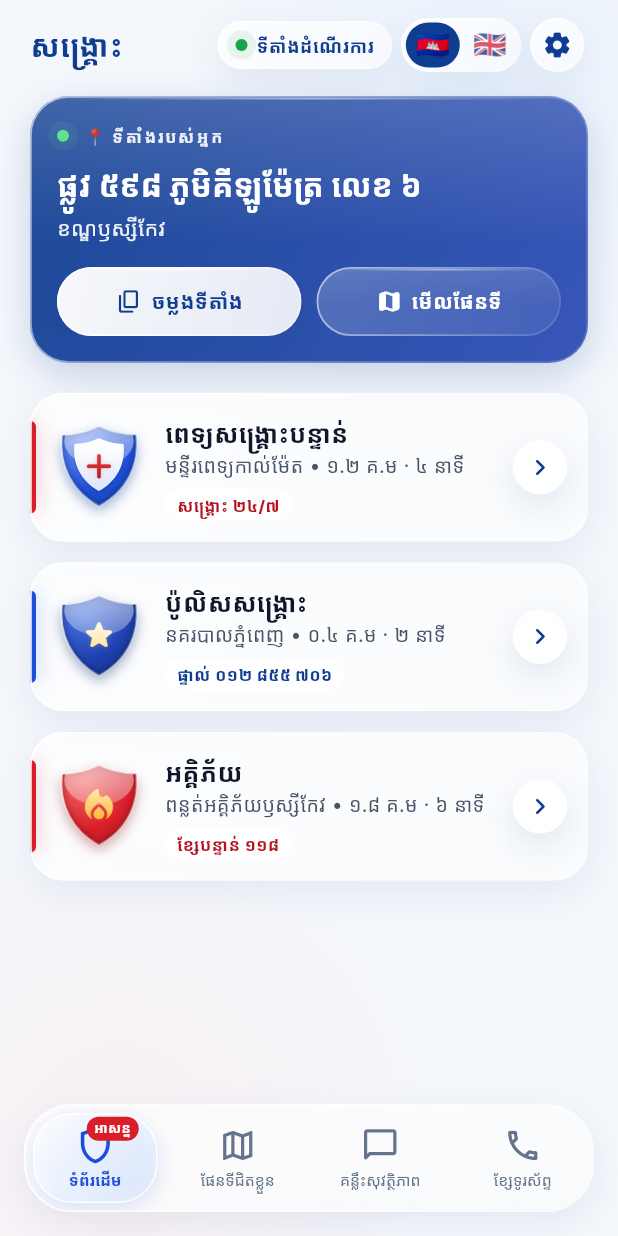
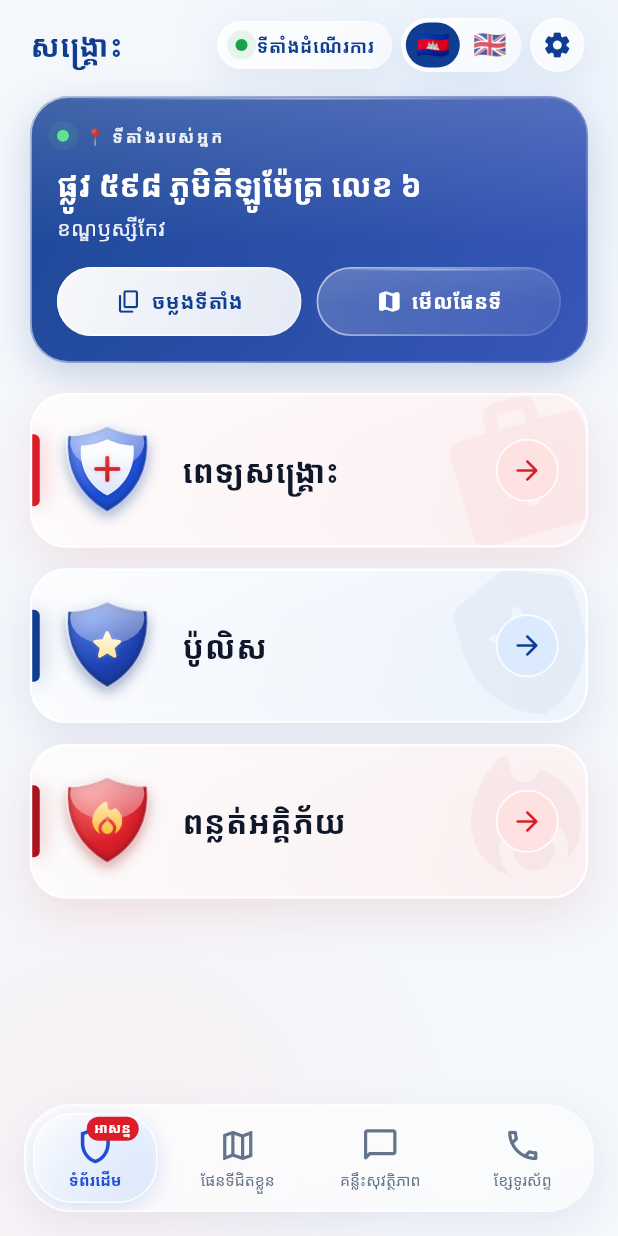
Before and after one commit to SothSokhomal/SongKrous-Project, a Flutter app: the GpsPermissionScreen screen opened by its route, after a tap on "អនុញ្ញាតពេលកំពុងប្រើកម្មវិធី", on a phone screen of 412 x 824 dp. Run offline on Flutter 3.47's test engine with Material 3 defaults, Android fonts, the phone set to English and light mode, and no system bars; our stand-ins replace flutter_map, flutter_riverpod, geolocator, go_router, google_fonts, image_picker and 2 more.

Commit message:
made some adjustment on the home screen

```diff
--- a/frontend/lib/core/constants/app_strings.dart
+++ b/frontend/lib/core/constants/app_strings.dart
@@ -128,11 +128,9 @@ abstract final class AppStrings {
     'unit_min': _k('min', 'នាទី'),
     'unit_m': _k('m', 'ម៉ែត្រ'),
     'swipe_up': _k('Swipe up', 'អូសឡើងលើ'),
-    'cat_medical': _k('Medical', 'ពេទ្យសង្គ្រោះបន្ទាន់'),
-    'cat_police': _k('Police', 'ប៉ូលិសសង្គ្រោះ'),
-    'cat_fire': _k('Fire & Rescue', 'អគ្គិភ័យ'),
-    'pill_direct': _k('DIRECT {phone}', 'ផ្ទាល់ {phone}'),
-    'pill_hotline': _k('HOTLINE {phone}', 'ខ្សែបន្ទាន់ {phone}'),
+    'cat_medical': _k('Medical', 'ពេទ្យសង្គ្រោះ'),
+    'cat_police': _k('Police', 'ប៉ូលិស'),
+    'cat_fire': _k('Fire', 'ពន្លត់អគ្គិភ័យ'),
 
     // ── Emergency chat ───────────────────────────────────────────────
     'chat_connected': _k('Connected • {phone}', 'បានភ្ជាប់ • {phone}'),
--- a/frontend/lib/features/home/home_sos_screen.dart
+++ b/frontend/lib/features/home/home_sos_screen.dart
@@ -458,6 +458,72 @@ class _GlassPill extends StatelessWidget {
 
 // ── Emergency category card ────────────────────────────────────────────────
 
+/// Per-category look: tinted glass, accent colour, watermark and arrow chip.
+class _CategoryStyle {
+  const _CategoryStyle({
+    required this.key,
+    required this.accent,
+    required this.tintTop,
+    required this.tintBottom,
+    required this.shadow,
+    required this.watermark,
+    required this.chip,
+  });
+
+  final String key;
+  final Color accent;
+  final Color tintTop;
+  final Color tintBottom;
+  final Color shadow;
+  final IconData watermark;
+
+  /// Background of the circular arrow button.
+  final Color chip;
+
+  static const medical = _CategoryStyle(
+    key: 'medical',
+    accent: Color(0xFFD91E2A),
+    tintTop: Color(0xE0FFFFFF), // #FFFFFF @ 0.88
+    tintBottom: Color(0xD1FFF1F2), // #FFF1F2 @ 0.82
+    shadow: Color(0x1AD91E2A),
+    watermark: Icons.medical_services_rounded,
+    chip: Color(0xFFFEE2E2),
+  );
+
+  static const police = _CategoryStyle(
+    key: 'police',
+    accent: Color(0xFF0F3D91),
+    tintTop: Color(0xE0FFFFFF),
+    tintBottom: Color(0xD1EFF6FF),
+    shadow: Color(0x1A0F3D91),
+    watermark: Icons.local_police_rounded,
+    chip: Color(0xFFDBEAFE),
+  );
+
+  static const fire = _CategoryStyle(
+    key: 'fire',
+    accent: Color(0xFFA8131D),
+    tintTop: Color(0xE0FFFFFF),
+    tintBottom: Color(0xD1FEF2F2),
+    shadow: Color(0x1AA8131D),
+    watermark: Icons.local_fire_department_rounded,
+    // Fire shares Medical's red arrow chip.
+    chip: Color(0xFFFEE2E2),
+  );
+
+  static _CategoryStyle of(FacilityType t) => switch (t) {
+    FacilityType.hospital => medical,
+    FacilityType.police => police,
+    FacilityType.fire => fire,
+  };
+
+  /// Arrow colour: Police blue, otherwise emergency red.
+  Color get arrow =>
+      this == police ? const Color(0xFF0F3D91) : const Color(0xFFD91E2A);
+}
+
+/// One emergency card: a single bold title, nothing else. Tap → that
+/// category on the map; the arrow → the SOS call screen.
 class _CategoryCard extends ConsumerWidget {
   const _CategoryCard({
     required this.type,
@@ -468,158 +534,151 @@ class _CategoryCard extends ConsumerWidget {
 
   final FacilityType type;
 
-  /// Closest facility of this type (live distance/ETA), or null.
+  /// Closest facility of this type. Not shown — only used to start the SOS
+  /// call for the right place.
   final RankedFacility? nearest;
   final VoidCallback onTap;
   final ValueChanged<Facility?> onSos;
 
   @override
   Widget build(BuildContext context, WidgetRef ref) {
-    final lang = ref.watch(langProvider);
-    final key = switch (type) {
-      FacilityType.hospital => 'medical',
-      FacilityType.police => 'police',
-      FacilityType.fire => 'fire',
-    };
-    // One language only — never "English / Khmer".
-    final title = ref.tr('cat_$key');
-
-    final facility = nearest?.facility;
-    final subtitle = nearest == null
-        ? ''
-        : '${facility!.shortName(lang)} • ${nearest!.summary(lang)}';
-    final pill = switch (type) {
-      FacilityType.hospital => ref.tr('tag_er'),
-      FacilityType.police =>
-        ref
-            .tr('pill_direct')
-            .replaceAll(
-              '{phone}',
-              ref.num(facility?.phone ?? EmergencyNumbers.police),
-            ),
-      FacilityType.fire =>
-        ref
-            .tr('pill_hotline')
-            .replaceAll(
-              '{phone}',
-              ref.num(facility?.phone ?? EmergencyNumbers.fire),
-            ),
-    };
-    final accent = type == FacilityType.police ? AppColors.blue : AppColors.red;
+    final style = _CategoryStyle.of(type);
+    // One language only, one line only.
+    final title = ref.tr('cat_${style.key}');
 
     return AppInteractiveCard(
       semanticLabel: title,
-      radius: 22,
-      glass: LiquidTint.frost,
+      radius: 24,
       onTap: onTap,
       // Emergency card: stronger haptic, deeper sink.
       haptic: AppHaptic.medium,
       pressedScale: 0.97,
-      padding: const EdgeInsets.fromLTRB(0, 14, 14, 14),
-      builder: (context, hovered, pressed) => Row(
+      clip: Clip.antiAlias,
+      gradient: LinearGradient(
+        begin: Alignment.topLeft,
+        end: Alignment.bottomRight,
+        colors: [style.tintTop, style.tintBottom],
+      ),
+      // Crisp white specular rim; the category colour glows on hover.
+      restBorder: Colors.white.withValues(alpha: 0.95),
+      hoverBorder: style.accent.withValues(alpha: 0.35),
+      borderWidth: 1.5,
+      restShadow: [
+        BoxShadow(
+          color: style.shadow,
+          blurRadius: 24,
+          offset: const Offset(0, 10),
+        ),
+      ],
+      builder: (context, hovered, pressed) => SizedBox(
+        height: 100,
+        child: Stack(
           children: [
-          // Left accent glow strip: 4 → 6 px on hover.
-          AnimatedContainer(
+            // Faint rotated watermark in the right half (Wallet-style depth).
+            Positioned(
+              right: -14,
+              top: -8,
+              child: IgnorePointer(
+                child: Transform.rotate(
+                  angle: -0.28,
+                  child: Icon(
+                    style.watermark,
+                    size: 110,
+                    color: style.accent.withValues(alpha: 0.045),
+                  ),
+                ),
+              ),
+            ),
+            // Glowing accent pill on the left edge: 5 → 7 px on hover.
+            Positioned(
+              left: 0,
+              top: 0,
+              bottom: 0,
+              child: Center(
+                child: AnimatedContainer(
                   duration: const Duration(milliseconds: 160),
                   curve: AppCurves.out,
-            width: hovered ? 6 : 4,
-            height: 62,
+                  width: hovered ? 7 : 5,
+                  height: 48,
                   decoration: BoxDecoration(
-              color: accent,
+                    color: style.accent,
                     borderRadius: const BorderRadius.horizontal(
                       right: Radius.circular(4),
                     ),
                     boxShadow: [
                       BoxShadow(
-                  color: accent.withValues(alpha: 0.45),
+                        color: style.accent.withValues(alpha: 0.45),
                         blurRadius: 12,
                       ),
                     ],
                   ),
                 ),
-          const SizedBox(width: 12),
+              ),
+            ),
+            Padding(
+              padding: const EdgeInsets.symmetric(horizontal: 18, vertical: 16),
+              child: Row(
+                children: [
                   AnimatedScale(
                     duration: const Duration(milliseconds: 160),
                     curve: AppCurves.out,
                     scale: hovered ? 1.06 : 1.0,
-            child: EmergencyEmblem(type: type, size: 60),
+                    child: EmergencyEmblem(type: type, size: 64),
                   ),
-          const SizedBox(width: 14),
+                  const SizedBox(width: 18),
+                  // Shrinks (never wraps or clips) if a long Khmer title
+                  // meets a narrow phone.
                   Expanded(
-            child: Column(
-              crossAxisAlignment: CrossAxisAlignment.start,
-              children: [
-                Text(
+                    child: Align(
+                      alignment: Alignment.centerLeft,
+                      child: FittedBox(
+                        fit: BoxFit.scaleDown,
+                        alignment: Alignment.centerLeft,
+                        child: Text(
                           title,
-                  maxLines: 2,
-                  overflow: TextOverflow.ellipsis,
+                          maxLines: 1,
                           style: const TextStyle(
-                    fontSize: 16.5,
-                    fontWeight: FontWeight.w800,
+                            fontSize: 21,
+                            fontWeight: FontWeight.w700,
                             color: AppColors.ink,
-                    height: 1.5,
+                            height: 1.5, // Khmer stacks need the room
                             fontFamilyFallback: ['Noto Sans Khmer'],
                           ),
                         ),
-                if (subtitle.isNotEmpty)
-                  Text(
-                    subtitle,
-                    maxLines: 2,
-                    overflow: TextOverflow.ellipsis,
-                    style: const TextStyle(
-                      fontSize: 13,
-                      color: Color(0xFF475569), // 7.6:1 on the frosted card
-                      height: 1.45,
-                      fontFamilyFallback: ['Noto Sans Khmer'],
                       ),
                     ),
-                const SizedBox(height: 6),
-                LiquidGlassContainer(
-                  radius: 10,
-                  tint: LiquidTint.frostStrong,
-                  useBlur: false,
-                  shadow: false,
-                  padding: const EdgeInsets.symmetric(
-                    horizontal: 8,
-                    vertical: 2,
                   ),
-                  child: Text(
-                    pill,
-                    style: TextStyle(
-                      fontSize: 11,
-                      fontWeight: FontWeight.w800,
-                      letterSpacing: 0.3,
-                      color: type == FacilityType.police
-                          ? AppColors.blueDeep
-                          : const Color(0xFFB3121F),
-                      fontFamilyFallback: const ['Noto Sans Khmer'],
+                  const SizedBox(width: 10),
+                  _ArrowButton(
+                    chip: style.chip,
+                    arrow: style.arrow,
+                    tooltip: ref.tr('sos_shortcut'),
+                    label: '${ref.tr('sos_shortcut')} $title',
+                    onTap: () => onSos(nearest?.facility),
                   ),
+                ],
               ),
             ),
           ],
         ),
       ),
-          const SizedBox(width: 10),
-          _GlassChevron(
-            tooltip: ref.tr('sos_shortcut'),
-            label: '${ref.tr('sos_shortcut')} $title',
-            onTap: () => onSos(facility),
-          ),
-        ],
-      ),
     );
   }
 }
 
-/// 36 px glass circle with a chevron that nudges right on hover; opens the
-/// SOS screen for the nearest facility.
-class _GlassChevron extends StatelessWidget {
-  const _GlassChevron({
+/// 42 px tinted circle with an arrow that nudges 4 px right on hover; opens
+/// the SOS screen for the nearest facility of this category.
+class _ArrowButton extends StatelessWidget {
+  const _ArrowButton({
+    required this.chip,
+    required this.arrow,
     required this.label,
     required this.tooltip,
     required this.onTap,
   });
 
+  final Color chip;
+  final Color arrow;
   final String label;
   final String tooltip;
   final VoidCallback onTap;
@@ -642,23 +701,26 @@ class _GlassChevron extends StatelessWidget {
                 : hovered
                 ? 1.08
                 : 1.0,
-            child: LiquidGlassContainer(
-              radius: 18,
-              tint: LiquidTint.frostStrong,
-              useBlur: false,
-              hovered: hovered,
-              pressed: pressed,
-              width: 36,
-              height: 36,
+            child: Container(
+              width: 42,
+              height: 42,
               alignment: Alignment.center,
+              decoration: BoxDecoration(
+                color: chip,
+                shape: BoxShape.circle,
+                border: Border.all(
+                  color: Colors.white.withValues(alpha: 0.85),
+                  width: 1.2,
+                ),
+              ),
               child: AnimatedSlide(
                 duration: const Duration(milliseconds: 130),
                 curve: AppCurves.out,
                 offset: Offset(hovered ? 4 / 22 : 0, 0),
-                child: const Icon(
-                  Icons.chevron_right_rounded,
+                child: Icon(
+                  Icons.arrow_forward_rounded,
                   size: 22,
-                  color: AppColors.blueDeep,
+                  color: arrow,
                 ),
               ),
             ),
--- a/frontend/lib/shared/widgets/app_interactive.dart
+++ b/frontend/lib/shared/widgets/app_interactive.dart
@@ -539,6 +539,7 @@ class AppInteractiveCard extends StatelessWidget {
     this.semanticLabel,
     this.glass,
     this.glassBlur = false,
+    this.gradient,
   }) : assert(child != null || builder != null);
 
   final Widget? child;
@@ -572,6 +573,10 @@ class AppInteractiveCard extends StatelessWidget {
   /// `BackdropFilter` blur for glass cards. Off by default: cards usually sit
   /// in scrolling lists.
   final bool glassBlur;
+
+  /// Tinted surface gradient for a flat (non-[glass]) card; replaces the
+  /// solid fill.
+  final Gradient? gradient;
 
   static const _dur = Duration(milliseconds: 160);
 
@@ -672,7 +677,8 @@ class AppInteractiveCard extends StatelessWidget {
               padding: padding,
               clipBehavior: clip,
               decoration: BoxDecoration(
-                color: fill,
+                color: gradient == null ? fill : null,
+                gradient: gradient,
                 borderRadius: BorderRadius.circular(radius),
                 border: borderColor == null
                     ? null
```
Also changed, not shown: 2 other files. Lines whose indentation alone changed are shown as unchanged.
